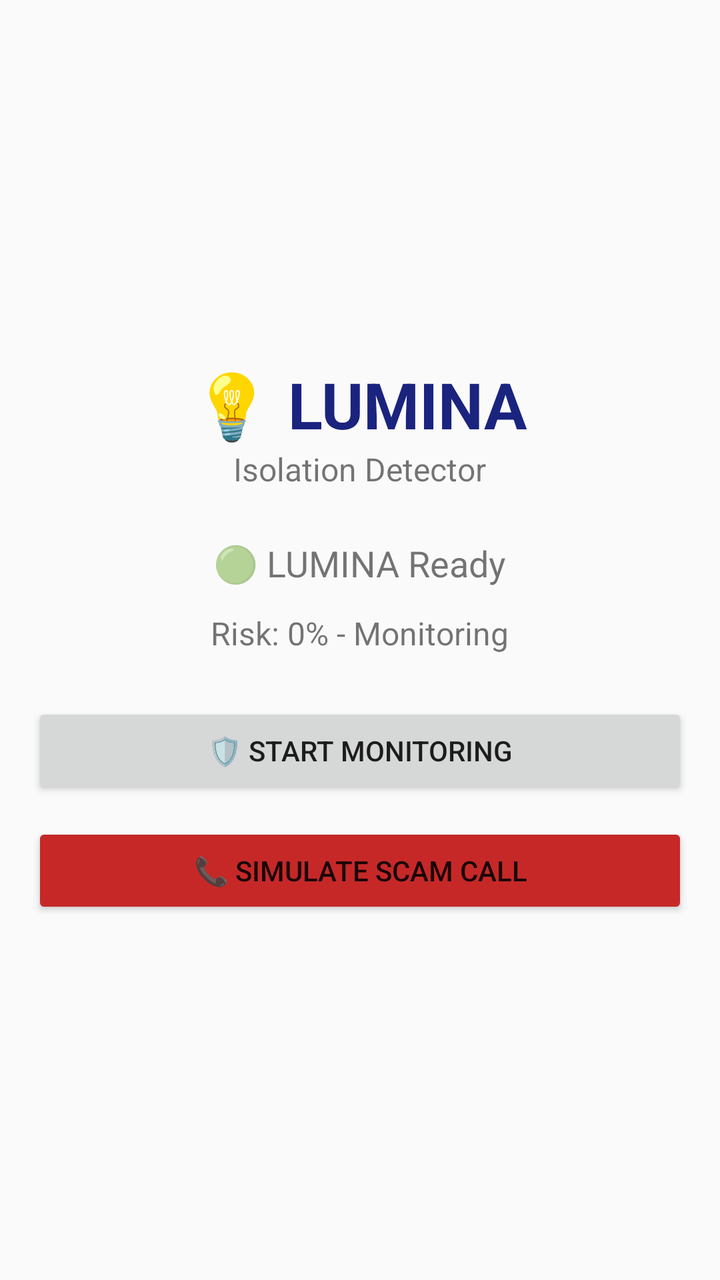
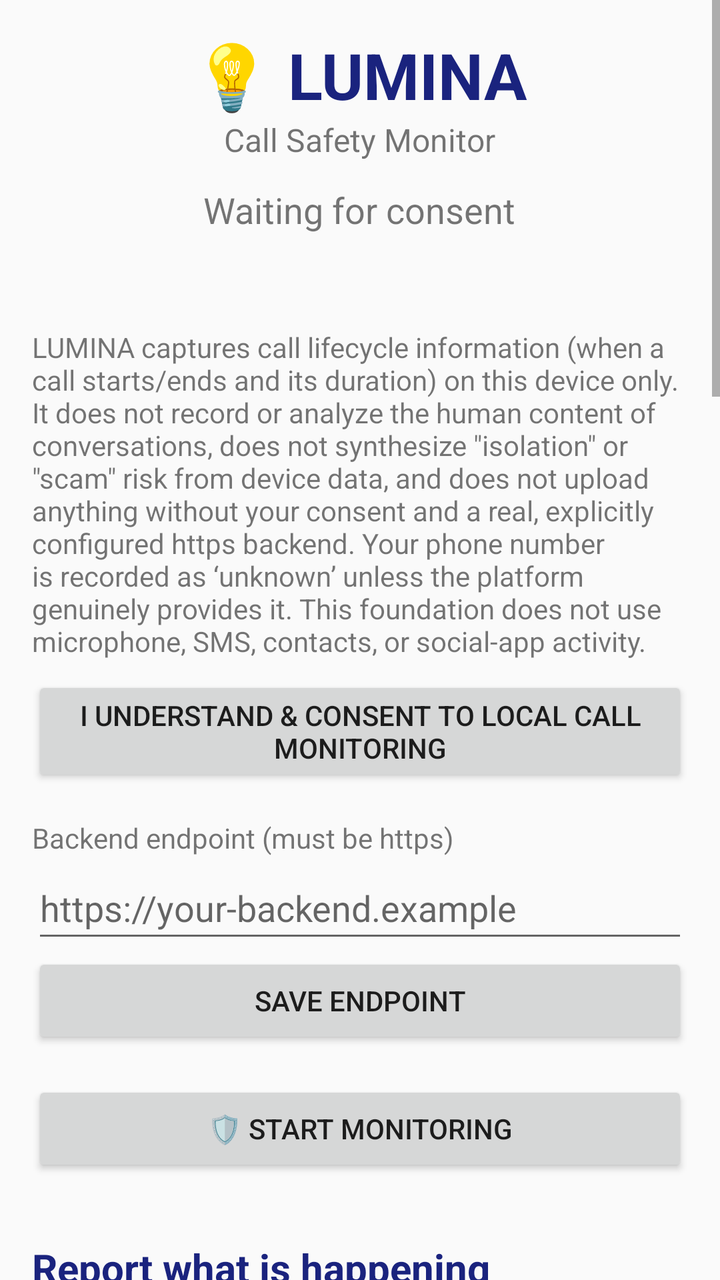

An Android layout rendered at two revisions. The XML below is the earlier revision; the diff shows what the commit changed to produce the second picture.
<!-- AndroidManifest.xml: application theme Theme.AppCompat.Light.DarkActionBar -->
<!-- res/layout/activity_main.xml -->
<?xml version="1.0" encoding="utf-8"?>
<LinearLayout xmlns:android="http://schemas.android.com/apk/res/android"
    android:layout_width="match_parent"
    android:layout_height="match_parent"
    android:orientation="vertical"
    android:padding="16dp"
    android:gravity="center">

    <TextView
        android:layout_width="wrap_content"
        android:layout_height="wrap_content"
        android:text="💡 LUMINA"
        android:textSize="32sp"
        android:textStyle="bold"
        android:textColor="#1a237e" />

    <TextView
        android:layout_width="wrap_content"
        android:layout_height="wrap_content"
        android:text="Isolation Detector"
        android:textSize="16sp"
        android:layout_marginBottom="24dp" />

    <TextView
        android:id="@+id/statusText"
        android:layout_width="wrap_content"
        android:layout_height="wrap_content"
        android:text="🟢 LUMINA Ready"
        android:textSize="18sp"
        android:layout_marginBottom="12dp" />

    <TextView
        android:id="@+id/riskScoreText"
        android:layout_width="wrap_content"
        android:layout_height="wrap_content"
        android:text="Risk: 0% - Monitoring"
        android:textSize="16sp"
        android:layout_marginBottom="24dp" />

    <Button
        android:id="@+id/startButton"
        android:layout_width="match_parent"
        android:layout_height="wrap_content"
        android:text="🛡️ Start Monitoring"
        android:layout_marginBottom="12dp" />

    <Button
        android:id="@+id/testButton"
        android:layout_width="match_parent"
        android:layout_height="wrap_content"
        android:text="📞 Simulate Scam Call"
        android:backgroundTint="#c62828" />

</LinearLayout>
<!-- resources referenced by this layout -->
<resources>

</resources>

<!-- the commit's change to res/layout/activity_main.xml (unified diff, before → after) -->
@@ -1,54 +1,440 @@
 <?xml version="1.0" encoding="utf-8"?>
-<LinearLayout xmlns:android="http://schemas.android.com/apk/res/android"
+<ScrollView xmlns:android="http://schemas.android.com/apk/res/android"
     android:layout_width="match_parent"
-    android:layout_height="match_parent"
-    android:orientation="vertical"
-    android:padding="16dp"
-    android:gravity="center">
-
-    <TextView
-        android:layout_width="wrap_content"
-        android:layout_height="wrap_content"
-        android:text="💡 LUMINA"
-        android:textSize="32sp"
-        android:textStyle="bold"
-        android:textColor="#1a237e" />
-
-    <TextView
-        android:layout_width="wrap_content"
-        android:layout_height="wrap_content"
-        android:text="Isolation Detector"
-        android:textSize="16sp"
-        android:layout_marginBottom="24dp" />
-
-    <TextView
-        android:id="@+id/statusText"
-        android:layout_width="wrap_content"
-        android:layout_height="wrap_content"
-        android:text="🟢 LUMINA Ready"
-        android:textSize="18sp"
-        android:layout_marginBottom="12dp" />
-
-    <TextView
-        android:id="@+id/riskScoreText"
-        android:layout_width="wrap_content"
-        android:layout_height="wrap_content"
-        android:text="Risk: 0% - Monitoring"
-        android:textSize="16sp"
-        android:layout_marginBottom="24dp" />
-
-    <Button
-        android:id="@+id/startButton"
+    android:layout_height="match_parent">
+    <LinearLayout
         android:layout_width="match_parent"
         android:layout_height="wrap_content"
-        android:text="🛡️ Start Monitoring"
-        android:layout_marginBottom="12dp" />
-
-    <Button
-        android:id="@+id/testButton"
-        android:layout_width="match_parent"
-        android:layout_height="wrap_content"
-        android:text="📞 Simulate Scam Call"
-        android:backgroundTint="#c62828" />
-
-</LinearLayout>
+        android:orientation="vertical"
+        android:padding="16dp"
+        android:gravity="center_horizontal">
+
+        
+        <TextView
+            android:layout_width="wrap_content"
+            android:layout_height="wrap_content"
+            android:text="💡 LUMINA"
+            android:textSize="32sp"
+            android:textStyle="bold"
+            android:textColor="#1a237e"
+            android:contentDescription="LUMINA safety assistant" />
+
+        <TextView
+            android:layout_width="wrap_content"
+            android:layout_height="wrap_content"
+            android:text="Call Safety Monitor"
+            android:textSize="16sp"
+            android:layout_marginBottom="12dp" />
+
+        
+        <TextView
+            android:id="@+id/statusText"
+            android:layout_width="wrap_content"
+            android:layout_height="wrap_content"
+            android:text="Waiting for consent"
+            android:textSize="18sp"
+            android:layout_marginBottom="12dp"
+            android:gravity="center"
+            android:contentDescription="Current monitoring status" />
+
+        <TextView
+            android:id="@+id/syncStatusText"
+            android:layout_width="wrap_content"
+            android:layout_height="wrap_content"
+            android:text=""
+            android:textSize="14sp"
+            android:layout_marginBottom="16dp"
+            android:gravity="center"
+            android:contentDescription="Sync status" />
+
+        
+        <TextView
+            android:id="@+id/consentText"
+            android:layout_width="match_parent"
+            android:layout_height="wrap_content"
+            android:text="@string/consent_text"
+            android:textSize="14sp"
+            android:layout_marginBottom="8dp"
+            android:gravity="start" />
+
+        <Button
+            android:id="@+id/consentButton"
+            android:layout_width="match_parent"
+            android:layout_height="wrap_content"
+            android:text="I understand &amp; consent to local call monitoring"
+            android:minHeight="48dp"
+            android:layout_marginBottom="16dp"
+            android:contentDescription="Record your consent to local call monitoring" />
+
+        
+        <TextView
+            android:layout_width="match_parent"
+            android:layout_height="wrap_content"
+            android:text="Backend endpoint (must be https)"
+            android:textSize="14sp" />
+
+        <EditText
+            android:id="@+id/endpointInput"
+            android:layout_width="match_parent"
+            android:layout_height="wrap_content"
+            android:hint="https://your-backend.example"
+            android:inputType="textUri"
+            android:minHeight="48dp" />
+
+        <Button
+            android:id="@+id/saveEndpointButton"
+            android:layout_width="match_parent"
+            android:layout_height="wrap_content"
+            android:text="Save endpoint"
+            android:minHeight="48dp"
+            android:layout_marginBottom="16dp"
+            android:contentDescription="Save the backend endpoint URL" />
+
+        
+        <Button
+            android:id="@+id/startButton"
+            android:layout_width="match_parent"
+            android:layout_height="wrap_content"
+            android:text="🛡️ Start Monitoring"
+            android:minHeight="48dp"
+            android:layout_marginBottom="8dp"
+            android:contentDescription="Start call monitoring" />
+
+        
+        
+        
+        <TextView
+            android:layout_width="match_parent"
+            android:layout_height="wrap_content"
+            android:text="@string/section_observations"
+            android:textSize="20sp"
+            android:textStyle="bold"
+            android:textColor="#1a237e"
+            android:layout_marginTop="24dp"
+            android:layout_marginBottom="4dp"
+            android:contentDescription="Observation reporting section" />
+
+        <TextView
+            android:layout_width="match_parent"
+            android:layout_height="wrap_content"
+            android:text="@string/observation_hint"
+            android:textSize="14sp"
+            android:layout_marginBottom="8dp" />
+
+        
+        <com.google.android.material.chip.ChipGroup
+            android:id="@+id/observationChipGroup"
+            android:layout_width="match_parent"
+            android:layout_height="wrap_content"
+            android:layout_marginBottom="8dp"
+            android:contentDescription="Select the observations you want to report">
+
+            <com.google.android.material.chip.Chip
+                android:id="@+id/chip_authority_claim"
+                style="@style/Widget.MaterialComponents.Chip.Choice"
+                android:layout_width="wrap_content"
+                android:layout_height="wrap_content"
+                android:text="Authority claim"
+                android:minHeight="48dp"
+                android:contentDescription="@string/obs_authority_claim_desc" />
+
+            <com.google.android.material.chip.Chip
+                android:id="@+id/chip_threat_arrest"
+                style="@style/Widget.MaterialComponents.Chip.Choice"
+                android:layout_width="wrap_content"
+                android:layout_height="wrap_content"
+                android:text="Threat of arrest"
+                android:minHeight="48dp"
+                android:contentDescription="@string/obs_threat_arrest_desc" />
+
+            <com.google.android.material.chip.Chip
+                android:id="@+id/chip_threat_legal"
+                style="@style/Widget.MaterialComponents.Chip.Choice"
+                android:layout_width="wrap_content"
+                android:layout_height="wrap_content"
+                android:text="Threat of legal action"
+                android:minHeight="48dp"
+                android:contentDescription="@string/obs_threat_legal_desc" />
+
+            <com.google.android.material.chip.Chip
+                android:id="@+id/chip_urgency"
+                style="@style/Widget.MaterialComponents.Chip.Choice"
+                android:layout_width="wrap_content"
+                android:layout_height="wrap_content"
+                android:text="Urgency pressure"
+                android:minHeight="48dp"
+                android:contentDescription="@string/obs_urgency_desc" />
+
+            <com.google.android.material.chip.Chip
+                android:id="@+id/chip_secrecy"
+                style="@style/Widget.MaterialComponents.Chip.Choice"
+                android:layout_width="wrap_content"
+                android:layout_height="wrap_content"
+                android:text="Secrecy request"
+                android:minHeight="48dp"
+                android:contentDescription="@string/obs_secrecy_desc" />
+
+            <com.google.android.material.chip.Chip
+                android:id="@+id/chip_money"
+                style="@style/Widget.MaterialComponents.Chip.Choice"
+                android:layout_width="wrap_content"
+                android:layout_height="wrap_content"
+                android:text="Money request"
+                android:minHeight="48dp"
+                android:contentDescription="@string/obs_money_desc" />
+
+            <com.google.android.material.chip.Chip
+                android:id="@+id/chip_otp"
+                style="@style/Widget.MaterialComponents.Chip.Choice"
+                android:layout_width="wrap_content"
+                android:layout_height="wrap_content"
+                android:text="OTP / code request"
+                android:minHeight="48dp"
+                android:contentDescription="@string/obs_otp_desc" />
+
+            <com.google.android.material.chip.Chip
+                android:id="@+id/chip_password"
+                style="@style/Widget.MaterialComponents.Chip.Choice"
+                android:layout_width="wrap_content"
+                android:layout_height="wrap_content"
+                android:text="Password request"
+                android:minHeight="48dp"
+                android:contentDescription="@string/obs_password_desc" />
+
+            <com.google.android.material.chip.Chip
+                android:id="@+id/chip_id_doc"
+                style="@style/Widget.MaterialComponents.Chip.Choice"
+                android:layout_width="wrap_content"
+                android:layout_height="wrap_content"
+                android:text="ID document request"
+                android:minHeight="48dp"
+                android:contentDescription="@string/obs_id_doc_desc" />
+
+            <com.google.android.material.chip.Chip
+                android:id="@+id/chip_remote_access"
+                style="@style/Widget.MaterialComponents.Chip.Choice"
+                android:layout_width="wrap_content"
+                android:layout_height="wrap_content"
+                android:text="Remote access request"
+                android:minHeight="48dp"
+                android:contentDescription="@string/obs_remote_access_desc" />
+
+            <com.google.android.material.chip.Chip
+                android:id="@+id/chip_app_install"
+                style="@style/Widget.MaterialComponents.Chip.Choice"
+                android:layout_width="wrap_content"
+                android:layout_height="wrap_content"
+                android:text="App install request"
+                android:minHeight="48dp"
+                android:contentDescription="@string/obs_app_install_desc" />
+
+            <com.google.android.material.chip.Chip
+                android:id="@+id/chip_bank_transfer"
+                style="@style/Widget.MaterialComponents.Chip.Choice"
+                android:layout_width="wrap_content"
+                android:layout_height="wrap_content"
+                android:text="Bank transfer request"
+                android:minHeight="48dp"
+                android:contentDescription="@string/obs_bank_transfer_desc" />
+
+            <com.google.android.material.chip.Chip
+                android:id="@+id/chip_crypto"
+                style="@style/Widget.MaterialComponents.Chip.Choice"
+                android:layout_width="wrap_content"
+                android:layout_height="wrap_content"
+                android:text="Crypto transfer request"
+                android:minHeight="48dp"
+                android:contentDescription="@string/obs_crypto_desc" />
+
+            <com.google.android.material.chip.Chip
+                android:id="@+id/chip_gift_card"
+                style="@style/Widget.MaterialComponents.Chip.Choice"
+                android:layout_width="wrap_content"
+                android:layout_height="wrap_content"
+                android:text="Gift card request"
+                android:minHeight="48dp"
+                android:contentDescription="@string/obs_gift_card_desc" />
+
+            <com.google.android.material.chip.Chip
+                android:id="@+id/chip_call_back"
+                style="@style/Widget.MaterialComponents.Chip.Choice"
+                android:layout_width="wrap_content"
+                android:layout_height="wrap_content"
+                android:text="Call-back instruction"
+                android:minHeight="48dp"
+                android:contentDescription="@string/obs_call_back_desc" />
+
+            <com.google.android.material.chip.Chip
+                android:id="@+id/chip_verification_blocked"
+                style="@style/Widget.MaterialComponents.Chip.Choice"
+                android:layout_width="wrap_content"
+                android:layout_height="wrap_content"
+                android:text="Verification blocked"
+                android:minHeight="48dp"
+                android:contentDescription="@string/obs_verification_blocked_desc" />
+
+        </com.google.android.material.chip.ChipGroup>
+
+        <EditText
+            android:id="@+id/observationNotes"
+            android:layout_width="match_parent"
+            android:layout_height="wrap_content"
+            android:hint="@string/notes_hint"
+            android:inputType="textMultiLine"
+            android:minHeight="48dp"
+            android:layout_marginBottom="8dp"
+            android:contentDescription="Optional notes about the observation" />
+
+        <Button
+            android:id="@+id/submitObservationButton"
+            android:layout_width="match_parent"
+            android:layout_height="wrap_content"
+            android:text="@string/submit_observation"
+            android:minHeight="48dp"
+            android:layout_marginBottom="16dp"
+            android:enabled="false"
+            android:contentDescription="Submit the selected observations to the backend" />
+
+        <TextView
+            android:id="@+id/observationStatusText"
+            android:layout_width="match_parent"
+            android:layout_height="wrap_content"
+            android:text=""
+            android:textSize="14sp"
+            android:layout_marginBottom="24dp"
+            android:contentDescription="Observation submission status" />
+
+        
+        
+        
+        <TextView
+            android:layout_width="match_parent"
+            android:layout_height="wrap_content"
+            android:text="@string/section_decision"
+            android:textSize="20sp"
+            android:textStyle="bold"
+            android:textColor="#1a237e"
+            android:layout_marginTop="8dp"
+            android:layout_marginBottom="8dp"
+            android:contentDescription="Safety assessment section" />
+
+        <TextView
+            android:id="@+id/decisionStateText"
+            android:layout_width="match_parent"
+            android:layout_height="wrap_content"
+            android:text="@string/decision_no_session"
+            android:textSize="18sp"
+            android:textStyle="bold"
+            android:layout_marginBottom="8dp"
+            android:contentDescription="Current safety state" />
+
+        <TextView
+            android:id="@+id/decisionReasonText"
+            android:layout_width="match_parent"
+            android:layout_height="wrap_content"
+            android:text=""
+            android:textSize="14sp"
+            android:layout_marginBottom="8dp"
+            android:contentDescription="Reasons for the safety assessment" />
+
+        <TextView
+            android:id="@+id/decisionActionText"
+            android:layout_width="match_parent"
+            android:layout_height="wrap_content"
+            android:text=""
+            android:textSize="14sp"
+            android:textStyle="bold"
+            android:layout_marginBottom="8dp"
+            android:contentDescription="Recommended action" />
+
+        <TextView
+            android:id="@+id/decisionMissingText"
+            android:layout_width="match_parent"
+            android:layout_height="wrap_content"
+            android:text=""
+            android:textSize="12sp"
+            android:layout_marginBottom="8dp"
+            android:contentDescription="Missing information" />
+
+        <Button
+            android:id="@+id/refreshDecisionButton"
+            android:layout_width="match_parent"
+            android:layout_height="wrap_content"
+            android:text="@string/decision_refresh"
+            android:minHeight="48dp"
+            android:layout_marginBottom="24dp"
+            android:contentDescription="Refresh the safety assessment from the backend" />
+
+        
+        
+        
+        <TextView
+            android:layout_width="match_parent"
+            android:layout_height="wrap_content"
+            android:text="@string/section_response"
+            android:textSize="20sp"
+            android:textStyle="bold"
+            android:textColor="#1a237e"
+            android:layout_marginBottom="8dp"
+            android:contentDescription="Record your response to the caller" />
+
+        <TextView
+            android:id="@+id/responsePromptText"
+            android:layout_width="match_parent"
+            android:layout_height="wrap_content"
+            android:text="If the caller asked you to do something, record what you did:"
+            android:textSize="14sp"
+            android:layout_marginBottom="8dp" />
+
+        <LinearLayout
+            android:layout_width="match_parent"
+            android:layout_height="wrap_content"
+            android:orientation="horizontal"
+            android:layout_marginBottom="8dp">
+
+            <Button
+                android:id="@+id/responseDeclinedButton"
+                android:layout_width="0dp"
+                android:layout_height="wrap_content"
+                android:layout_weight="1"
+                android:text="Declined"
+                android:minHeight="48dp"
+                android:layout_marginEnd="4dp"
+                android:enabled="false"
+                android:contentDescription="Record that you refused or declined the caller request" />
+
+            <Button
+                android:id="@+id/responsePausedButton"
+                android:layout_width="0dp"
+                android:layout_height="wrap_content"
+                android:layout_weight="1"
+                android:text="Paused"
+                android:minHeight="48dp"
+                android:layout_marginStart="4dp"
+                android:layout_marginEnd="4dp"
+                android:enabled="false"
+                android:contentDescription="Record that you paused to verify before acting" />
+
+            <Button
+                android:id="@+id/responsePerformedButton"
+                android:layout_width="0dp"
+                android:layout_height="wrap_content"
+                android:layout_weight="1"
+                android:text="Performed"
+                android:minHeight="48dp"
+                android:layout_marginStart="4dp"
+                android:enabled="false"
+                android:contentDescription="Record that you performed the requested action" />
+        </LinearLayout>
+
+        <TextView
+            android:id="@+id/responseStatusText"
+            android:layout_width="match_parent"
+            android:layout_height="wrap_content"
+            android:text=""
+            android:textSize="14sp"
+            android:layout_marginBottom="16dp"
+            android:contentDescription="Response submission status" />
+
+    </LinearLayout>
+</ScrollView>
<!-- resource entries referenced after the edit -->
@@ -1,5 +1,29 @@
 <!-- resources referenced by this layout -->
 <resources>
-
+  <string name="consent_text">LUMINA captures call lifecycle information (when a call starts/ends and its duration) on this device only. It does not record or analyze the human content of conversations, does not synthesize \"isolation\" or \"scam\" risk from device data, and does not upload anything without your consent and a real, explicitly configured https backend. Your phone number is recorded as \u2018unknown\u2019 unless the platform genuinely provides it. This foundation does not use microphone, SMS, contacts, or social-app activity.</string>
+  <string name="decision_no_session">No active session. Start monitoring first.</string>
+  <string name="decision_refresh">Refresh assessment</string>
+  <string name="notes_hint">Optional: add a note about what happened</string>
+  <string name="obs_app_install_desc">Select if the caller asked you to install a specific application</string>
+  <string name="obs_authority_claim_desc">Select if the caller claimed to be from an authority such as police, bank, or government</string>
+  <string name="obs_bank_transfer_desc">Select if the caller asked for a bank transfer</string>
+  <string name="obs_call_back_desc">Select if the caller told you to call a specific number back</string>
+  <string name="obs_crypto_desc">Select if the caller asked for a cryptocurrency transfer</string>
+  <string name="obs_gift_card_desc">Select if the caller asked you to buy gift cards</string>
+  <string name="obs_id_doc_desc">Select if the caller asked for identity documents</string>
+  <string name="obs_money_desc">Select if the caller asked you to send or transfer money</string>
+  <string name="obs_otp_desc">Select if the caller asked for a one-time password or verification code</string>
+  <string name="obs_password_desc">Select if the caller asked for your password</string>
+  <string name="obs_remote_access_desc">Select if the caller asked you to install an app or grant remote access</string>
+  <string name="obs_secrecy_desc">Select if the caller asked you to keep the matter secret</string>
+  <string name="obs_threat_arrest_desc">Select if the caller threatened arrest</string>
+  <string name="obs_threat_legal_desc">Select if the caller threatened legal action</string>
+  <string name="obs_urgency_desc">Select if the caller pressured you to act immediately</string>
+  <string name="obs_verification_blocked_desc">Select if the caller prevented you from verifying their identity</string>
+  <string name="observation_hint">Select what the caller is doing. Only select what you actually observed.</string>
+  <string name="section_decision">Safety assessment</string>
+  <string name="section_observations">Report what is happening</string>
+  <string name="section_response">Your response</string>
+  <string name="submit_observation">Submit observation</string>
 </resources>
 
